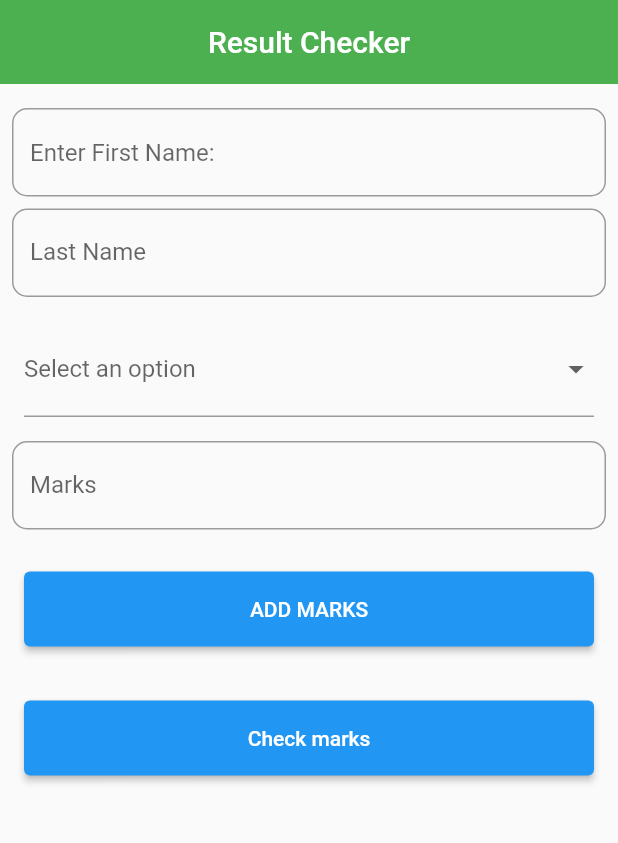
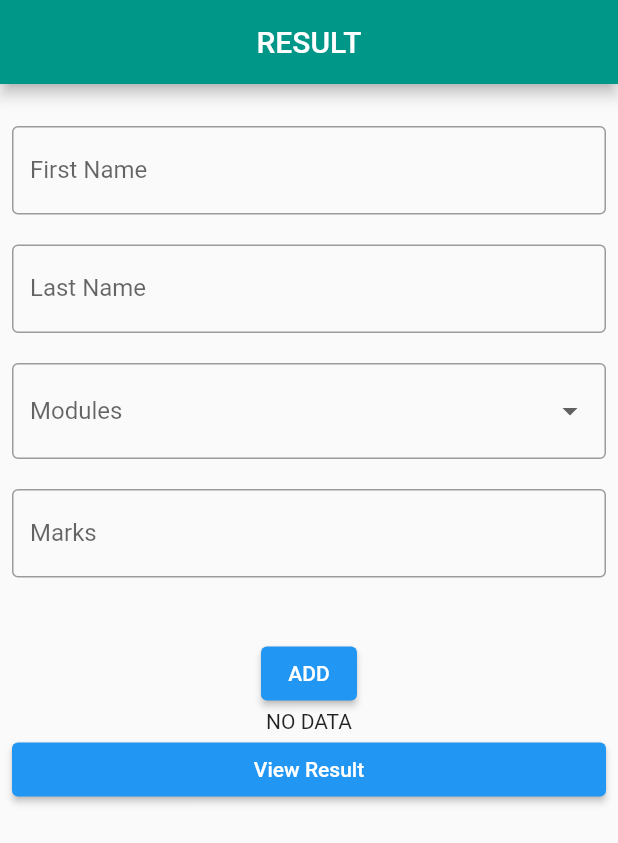
Before and after one commit to Manjil00/result_flutterapp, a Flutter app: the screen it shows after launch, on a phone screen of 412 x 824 dp. Shown: the top 843 px of the screen. Run offline on Flutter 3.47's test engine with Material 2 defaults, Android fonts, the light colour scheme and no system bars; our stand-ins replace flutter_riverpod.

Commit message:
final commit

```diff
--- /dev/null
+++ b/lib/app.dart
@@ -0,0 +1,28 @@
+import 'package:flutter/material.dart';
+import 'package:flutter_riverpod/flutter_riverpod.dart';
+import 'package:result_flutter_app/view/student_result.dart';
+import 'package:result_flutter_app/view/student_view.dart';
+
+class App extends ConsumerStatefulWidget {
+  const App({super.key});
+
+  @override
+  ConsumerState<ConsumerStatefulWidget> createState() => _AppState();
+}
+
+class _AppState extends ConsumerState<App> {
+
+  @override
+  Widget build(BuildContext context) {
+    return  ProviderScope(
+      child: MaterialApp(
+        debugShowCheckedModeBanner: false,
+          initialRoute: '/',
+          routes: {
+           '/': (context) => const StudentView(),
+          '/studentresult': (context) => const StudentResult(),
+          },
+      ),
+    );
+  }
+}
--- a/lib/model/module_result.dart
+++ /dev/null
@@ -1,8 +0,0 @@
-class Modules {
-  final String? fname;
-  final String? lname;
-  final double? marks;
-  final String? selectedOption;
-
-  Modules({this.fname, this.lname, this.marks, this.selectedOption});
-}
--- /dev/null
+++ b/lib/model/student.dart
@@ -0,0 +1,12 @@
+class Student {
+  final String fname;
+  final String lname;
+  final String mark;
+
+  Student({
+    required this.fname,
+    required this.lname,
+    required this.mark
+  });
+
+}
--- a/lib/view/result_view.dart
+++ /dev/null
@@ -1,168 +0,0 @@
-import 'package:flutter/material.dart';
-import 'package:flutter_riverpod/flutter_riverpod.dart';
-
-class ResultView extends ConsumerStatefulWidget {
-  const ResultView({Key? key}) : super(key: key);
-
-  @override
-  _ResultViewState createState() => _ResultViewState();
-}
-
-class _ResultViewState extends ConsumerState<ResultView> {
-  final fnameController = TextEditingController();
-  final lnameController = TextEditingController();
-  final marksController = TextEditingController();
-  String? selectedOption;
-  List<String> options = [
-    'Mobile Application',
-    'Web API',
-    'Design Thinking',
-    'Individual Project'
-  ];
-
-  @override
-  Widget build(BuildContext context) {
-    return Scaffold(
-      appBar: AppBar(
-        title: const Text('Result Checker'),
-        centerTitle: true,
-        elevation: 0,
-        backgroundColor: Colors.green,
-      ),
-      body: SingleChildScrollView(
-        child: Padding(
-          padding: const EdgeInsets.all(8.0),
-          child: Column(
-            children: [
-              // FName
-              const SizedBox(
-                height: 8,
-              ),
-              TextFormField(
-                controller: fnameController,
-                keyboardType: TextInputType.text,
-                decoration: InputDecoration(
-                  hintText: 'Enter First Name:',
-                  border: OutlineInputBorder(
-                    borderRadius: BorderRadius.circular(10),
-                  ),
-                ),
-                validator: (value) {
-                  if (value!.isEmpty) {
-                    return 'Please Enter First Name';
-                  }
-                  return null;
-                },
-              ),
-              // LNAME
-              const SizedBox(
-                height: 8,
-              ),
-              TextFormField(
-                controller: lnameController,
-                keyboardType: TextInputType.text,
-                decoration: InputDecoration(
-                  hintText: 'Enter Last Name:',
-                  labelText: 'Last Name',
-                  border: OutlineInputBorder(
-                    borderRadius: BorderRadius.circular(10),
-                  ),
-                ),
-                validator: (value) {
-                  if (value!.isEmpty) {
-                    return 'Please Enter Last Name';
-                  }
-                  return null;
-                },
-              ),
-              const SizedBox(
-                height: 8,
-              ),
-              // Dropdown
-              Padding(
-                padding: const EdgeInsets.all(8.0),
-                child: DropdownButtonFormField<String>(
-                  value: selectedOption,
-                  items: options.map((String option) {
-                    return DropdownMenuItem<String>(
-                      value: option,
-                      child: Text(option),
-                    );
-                  }).toList(),
-                  onChanged: (value) {
-                    setState(() {
-                      selectedOption = value!;
-                    });
-                  },
-                  decoration: const InputDecoration(
-                    labelText: 'Select an option',
-                  ),
-                ),
-              ),
-              //Marks
-              const SizedBox(
-                height: 8,
-              ),
-              TextFormField(
-                controller: marksController,
-                keyboardType: TextInputType.text,
-                decoration: InputDecoration(
-                  hintText: 'Enter marks:',
-                  labelText: 'Marks',
-                  border: OutlineInputBorder(
-                    borderRadius: BorderRadius.circular(10),
-                  ),
-                ),
-                validator: (value) {
-                  if (value!.isEmpty) {
-                    return 'Please enter your marks !';
-                  }
-                  return null;
-                },
-              ),
-              //Button
-              const SizedBox(
-                height: 20,
-              ),
-              Padding(
-                padding: const EdgeInsets.all(8.0),
-                child: SizedBox(
-                  height: 50.0,
-                  width: double.infinity,
-                  child: ElevatedButton(
-                    onPressed: () {
-                      setState(() {
-                        Navigator.pushNamed(context, '/');
-                      });
-                    },
-                    child: const Text('ADD MARKS'),
-                  ),
-                ),
-              ),
-              //Button2
-              //Button
-              const SizedBox(
-                height: 20,
-              ),
-              Padding(
-                padding: const EdgeInsets.all(8.0),
-                child: SizedBox(
-                  height: 50.0,
-                  width: double.infinity,
-                  child: ElevatedButton(
-                    onPressed: () {
-                      setState(() {
-                        Navigator.pushNamed(context, '/resultShowRoute');
-                      });
-                    },
-                    child: const Text('Check marks'),
-                  ),
-                ),
-              ),
-            ],
-          ),
-        ),
-      ),
-    );
-  }
-}
--- /dev/null
+++ b/lib/view/student_view.dart
@@ -0,0 +1,124 @@
+import 'package:flutter/material.dart';
+import 'package:flutter_riverpod/flutter_riverpod.dart';
+
+import '../model/student.dart';
+import '../view_model/student_viewmodel.dart';
+
+class StudentView extends ConsumerStatefulWidget {
+  const StudentView({super.key});
+
+  @override
+  ConsumerState<ConsumerStatefulWidget> createState() => _StudentViewState();
+}
+
+class _StudentViewState extends ConsumerState<StudentView> {
+  String? selectedModule;
+  List<String> modules = [
+    "Mobile Application",
+    "INDIVIDUAL Project",
+    "Web API",
+    "Design Thinking",
+  ];
+
+  final firstNameController = TextEditingController();
+  final lastNameController = TextEditingController();
+  final markController = TextEditingController();
+  @override
+  Widget build(BuildContext context) {
+    var studentState = ref.watch(studentViewModelProvider);
+    return Scaffold(
+      appBar: AppBar(
+        title: const Text("RESULT"),
+        centerTitle: true,
+        backgroundColor: Colors.teal,
+      ),
+      body: SingleChildScrollView(
+        child: Padding(
+          padding: const EdgeInsets.all(8),
+          child: Column(
+            children: [
+              const SizedBox(
+                height: 20,
+              ),
+              TextField(
+                controller: firstNameController,
+                decoration: const InputDecoration(
+                    border: OutlineInputBorder(), label: Text("First Name")),
+              ),
+              const SizedBox(
+                height: 20,
+              ),
+              TextField(
+                controller: lastNameController,
+                decoration: const InputDecoration(
+                    border: OutlineInputBorder(), label: Text("Last Name")),
+              ),
+              const SizedBox(
+                height: 20,
+              ),
+              DropdownButtonFormField(
+                decoration: const InputDecoration(
+                  labelText: 'Modules',
+                  border: OutlineInputBorder(),
+                ),
+                items: modules
+                    .map(
+                      (module) => DropdownMenuItem(
+                        value: module,
+                        child: Text(module),
+                      ),
+                    )
+                    .toList(),
+                onChanged: (value) {
+                  setState(() {
+                    selectedModule = value;
+                  });
+                },
+              ),
+              const SizedBox(
+                height: 20,
+              ),
+              TextField(
+                controller: markController,
+                decoration: const InputDecoration(
+                    border: OutlineInputBorder(), label: Text("Marks")),
+              ),
+              const SizedBox(
+                height: 40,
+              ),
+              ElevatedButton(
+                onPressed: () {
+                  Student student = Student(
+                      fname: firstNameController.text.trim(),
+                      lname: lastNameController.text.trim(),
+                      mark: markController.text.trim());
+
+                  ScaffoldMessenger.of(context).showSnackBar(const SnackBar(
+                    content: Text("Added Successfully"),
+                    backgroundColor: Colors.green,
+                  ));
+                  ref
+                      .read(studentViewModelProvider.notifier)
+                      .addStudent(student);
+                },
+                child: const Text("ADD"),
+              ),
+              studentState.students.isNotEmpty
+                  ? const Text("DATA")
+                  : const Text("NO DATA"),
+              SizedBox(
+                width: double.infinity,
+                child: ElevatedButton(
+                  onPressed: () {
+                    Navigator.pushNamed(context, '/studentresult');
+                  },
+                  child: const Text('View Result'),
+                ),
+              ),
+            ],
+          ),
+        ),
+      ),
+    );
+  }
+}
--- /dev/null
+++ b/lib/view_model/student_viewmodel.dart
@@ -0,0 +1,18 @@
+import 'package:flutter_riverpod/flutter_riverpod.dart';
+
+
+import '../model/student.dart';
+import '../state/student_state.dart';
+
+final studentViewModelProvider =
+  StateNotifierProvider<StudentViewModel, StudentState>(
+    (ref) => StudentViewModel());
+
+class StudentViewModel extends StateNotifier<StudentState> {
+  StudentViewModel() : super(StudentState.initial());
+
+  void addStudent(Student student) {
+    state.students.add(student);
+
+  }
+}
```
Also changed, not shown: lib/main.dart (+3 -16 lines), lib/state/student_state.dart (added, +24 -0 lines), lib/view/result_show.dart (deleted, +0 -36 lines), lib/view/student_result.dart (added, +89 -0 lines), lib/view_model/view_model.dart (deleted).
